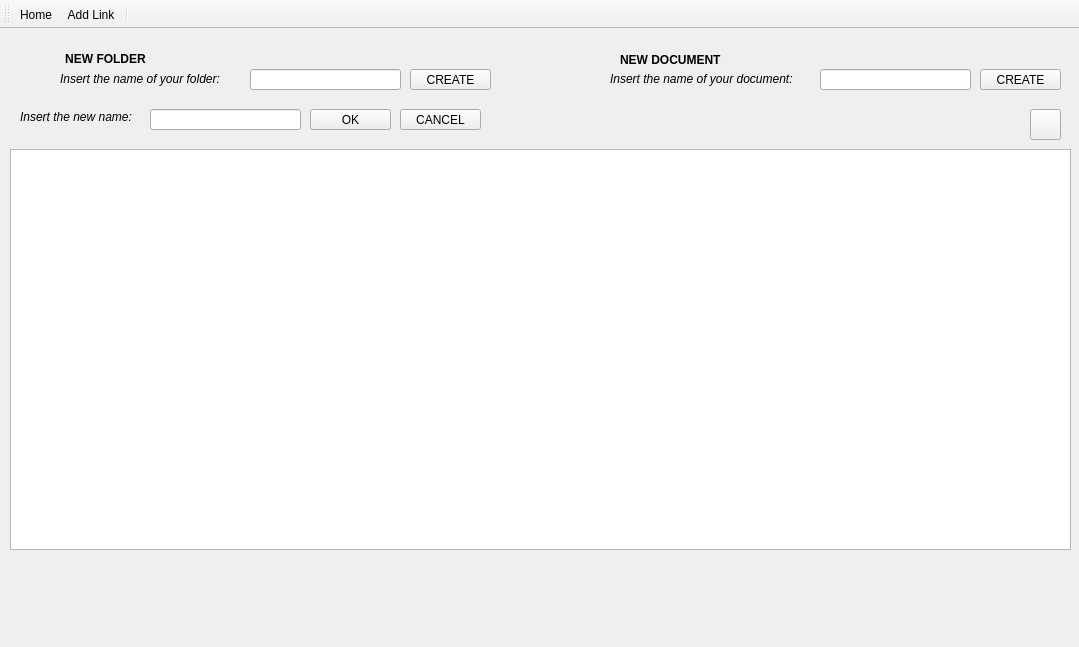
Before: the Qt Designer form GUI/SymposiumGui/directory.ui in RickZack/Symposium, drawn with Qt 5.
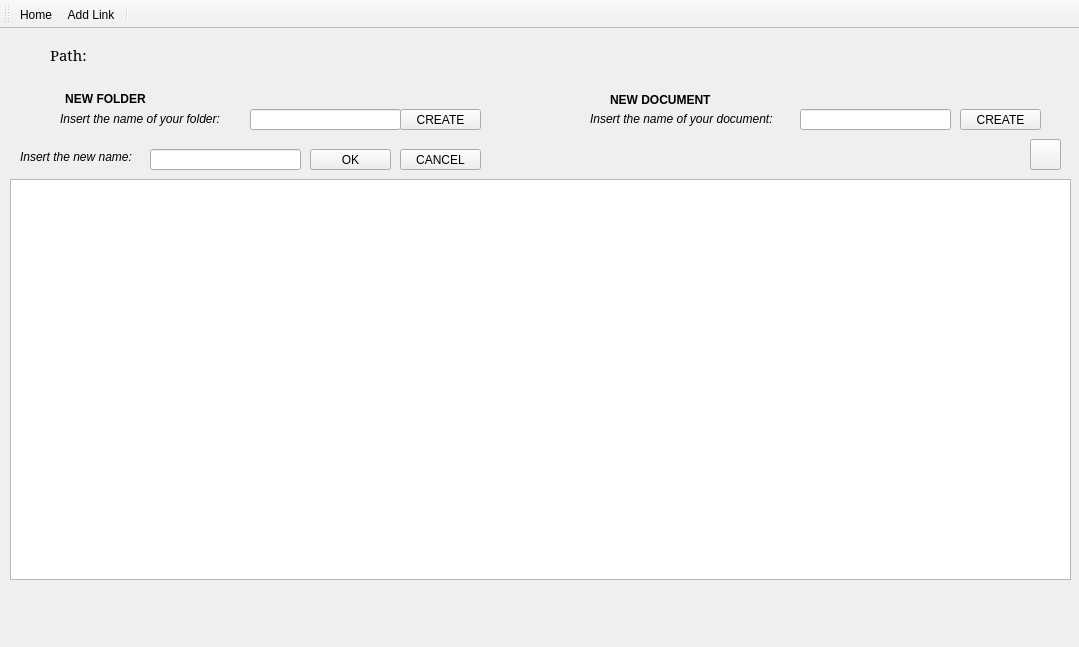
After: the same form once the commit is applied. Icons and pictures are not drawn.

Commit message:
document/directory/notepad
1. adding path into directory class
2. fix the highlight

The edit to the form file:
```diff
--- a/GUI/SymposiumGui/directory.ui
+++ b/GUI/SymposiumGui/directory.ui
@@ -24,7 +24,7 @@
     <property name="geometry">
      <rect>
       <x>10</x>
-      <y>120</y>
+      <y>150</y>
       <width>1061</width>
       <height>401</height>
      </rect>
@@ -34,7 +34,7 @@
     <property name="geometry">
      <rect>
       <x>250</x>
-      <y>40</y>
+      <y>80</y>
       <width>151</width>
       <height>21</height>
      </rect>
@@ -44,7 +44,7 @@
     <property name="geometry">
      <rect>
       <x>60</x>
-      <y>20</y>
+      <y>60</y>
       <width>91</width>
       <height>21</height>
      </rect>
@@ -57,7 +57,7 @@
     <property name="geometry">
      <rect>
       <x>60</x>
-      <y>40</y>
+      <y>80</y>
       <width>181</width>
       <height>21</height>
      </rect>
@@ -69,8 +69,8 @@
    <widget class="QPushButton" name="pushButton_3">
     <property name="geometry">
      <rect>
-      <x>410</x>
-      <y>40</y>
+      <x>400</x>
+      <y>80</y>
       <width>81</width>
       <height>21</height>
      </rect>
@@ -89,7 +89,7 @@
     <property name="geometry">
      <rect>
       <x>10</x>
-      <y>20</y>
+      <y>60</y>
       <width>41</width>
       <height>41</height>
      </rect>
@@ -107,8 +107,8 @@
    <widget class="QPushButton" name="pushButton_4">
     <property name="geometry">
      <rect>
-      <x>980</x>
-      <y>40</y>
+      <x>960</x>
+      <y>80</y>
       <width>81</width>
       <height>21</height>
      </rect>
@@ -126,8 +126,8 @@
    <widget class="QLabel" name="label_4">
     <property name="geometry">
      <rect>
-      <x>550</x>
-      <y>20</y>
+      <x>530</x>
+      <y>50</y>
       <width>51</width>
       <height>51</height>
      </rect>
@@ -145,8 +145,8 @@
    <widget class="QLabel" name="label_5">
     <property name="geometry">
      <rect>
-      <x>620</x>
-      <y>20</y>
+      <x>610</x>
+      <y>60</y>
       <width>111</width>
       <height>21</height>
      </rect>
@@ -165,7 +165,7 @@
     <property name="geometry">
      <rect>
       <x>1030</x>
-      <y>80</y>
+      <y>110</y>
       <width>31</width>
       <height>31</height>
      </rect>
@@ -177,8 +177,8 @@
    <widget class="QLabel" name="label_6">
     <property name="geometry">
      <rect>
-      <x>610</x>
-      <y>40</y>
+      <x>590</x>
+      <y>80</y>
       <width>211</width>
       <height>21</height>
      </rect>
@@ -190,8 +190,8 @@
    <widget class="QLineEdit" name="name_2">
     <property name="geometry">
      <rect>
-      <x>820</x>
-      <y>40</y>
+      <x>800</x>
+      <y>80</y>
       <width>151</width>
       <height>21</height>
      </rect>
@@ -201,7 +201,7 @@
     <property name="geometry">
      <rect>
       <x>150</x>
-      <y>80</y>
+      <y>120</y>
       <width>151</width>
       <height>21</height>
      </rect>
@@ -211,7 +211,7 @@
     <property name="geometry">
      <rect>
       <x>20</x>
-      <y>80</y>
+      <y>120</y>
       <width>131</width>
       <height>16</height>
      </rect>
@@ -224,7 +224,7 @@
     <property name="geometry">
      <rect>
       <x>310</x>
-      <y>80</y>
+      <y>120</y>
       <width>81</width>
       <height>21</height>
      </rect>
@@ -243,7 +243,7 @@
     <property name="geometry">
      <rect>
       <x>400</x>
-      <y>80</y>
+      <y>120</y>
       <width>81</width>
       <height>21</height>
      </rect>
@@ -258,6 +258,25 @@
      <string>CANCEL</string>
     </property>
    </widget>
+   <widget class="QLabel" name="pathLabel">
+    <property name="geometry">
+     <rect>
+      <x>50</x>
+      <y>10</y>
+      <width>1001</width>
+      <height>31</height>
+     </rect>
+    </property>
+    <property name="font">
+     <font>
+      <family>SimSun</family>
+      <pointsize>11</pointsize>
+     </font>
+    </property>
+    <property name="text">
+     <string>Path:</string>
+    </property>
+   </widget>
   </widget>
   <widget class="QMenuBar" name="menubar">
    <property name="geometry">
```
The commit also changes 3 other files.
